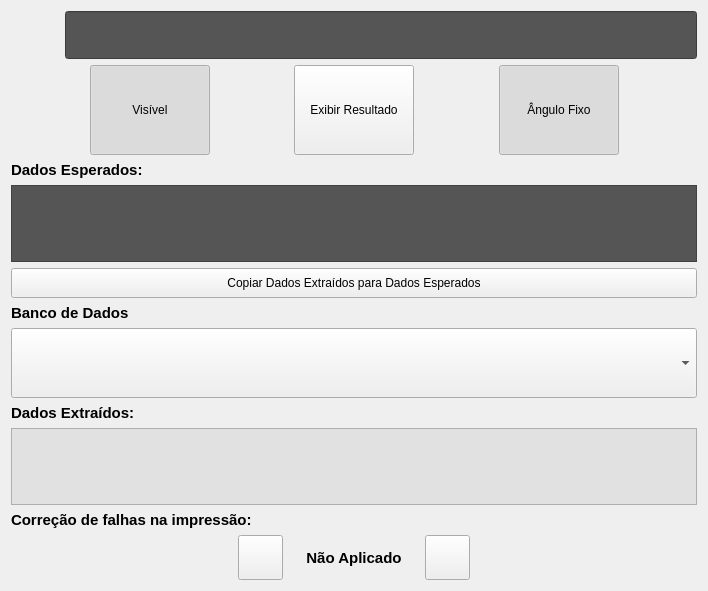
First picture: the form in LDFV2/interface/widgets/paramsocr.ui, repository Masipack/LDV, before the edit.
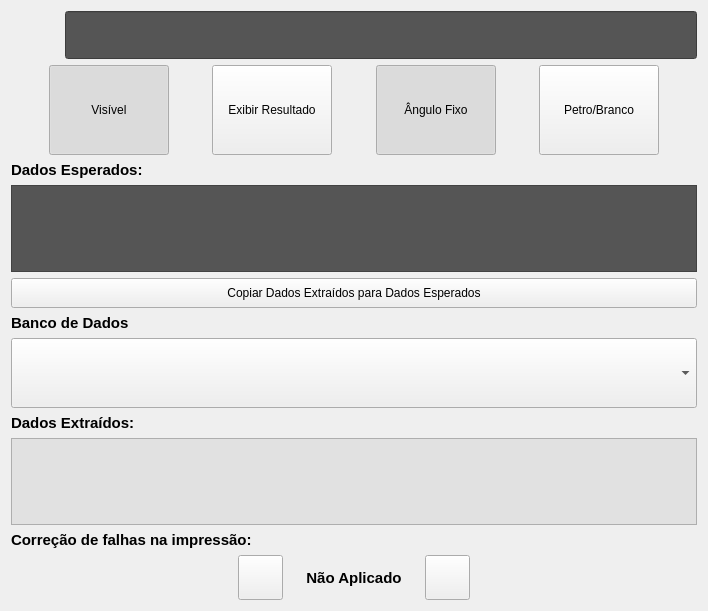
Second picture: the form after the edit. Icons and pictures are not drawn. Custom widgets are drawn as their Qt base class.

Commit message:
Criação opção  para fundo Preto/Branco
Selecionar o fundo na inspeção de OCR's.

```diff
--- a/LDFV2/interface/widgets/paramsocr.ui
+++ b/LDFV2/interface/widgets/paramsocr.ui
@@ -7,7 +7,7 @@
     <x>0</x>
     <y>0</y>
     <width>708</width>
-    <height>591</height>
+    <height>611</height>
    </rect>
   </property>
   <property name="windowTitle">
@@ -254,6 +254,55 @@
        </property>
       </widget>
      </item>
+     <item>
+      <spacer name="horizontalSpacer_3">
+       <property name="orientation">
+        <enum>Qt::Horizontal</enum>
+       </property>
+       <property name="sizeHint" stdset="0">
+        <size>
+         <width>40</width>
+         <height>20</height>
+        </size>
+       </property>
+      </spacer>
+     </item>
+     <item>
+      <widget class="ButtonBeR" name="btn_black_white">
+       <property name="minimumSize">
+        <size>
+         <width>120</width>
+         <height>90</height>
+        </size>
+       </property>
+       <property name="maximumSize">
+        <size>
+         <width>120</width>
+         <height>90</height>
+        </size>
+       </property>
+       <property name="text">
+        <string>Petro/Branco</string>
+       </property>
+       <property name="checkable">
+        <bool>true</bool>
+       </property>
+       <property name="checked">
+        <bool>false</bool>
+       </property>
+       <property name="bgIcon">
+        <iconset resource="../../res/icons.qrc">
+         <normaloff>:/icons/bt-blank.png</normaloff>
+         <normalon>:/icons/bt-blank_pressed.png</normalon>:/icons/bt-blank.png</iconset>
+       </property>
+       <property name="bgIconSize">
+        <size>
+         <width>70</width>
+         <height>70</height>
+        </size>
+       </property>
+      </widget>
+     </item>
      <item>
       <spacer name="horizontalSpacer_7">
        <property name="orientation">
```
The commit also changes 19 other files.
